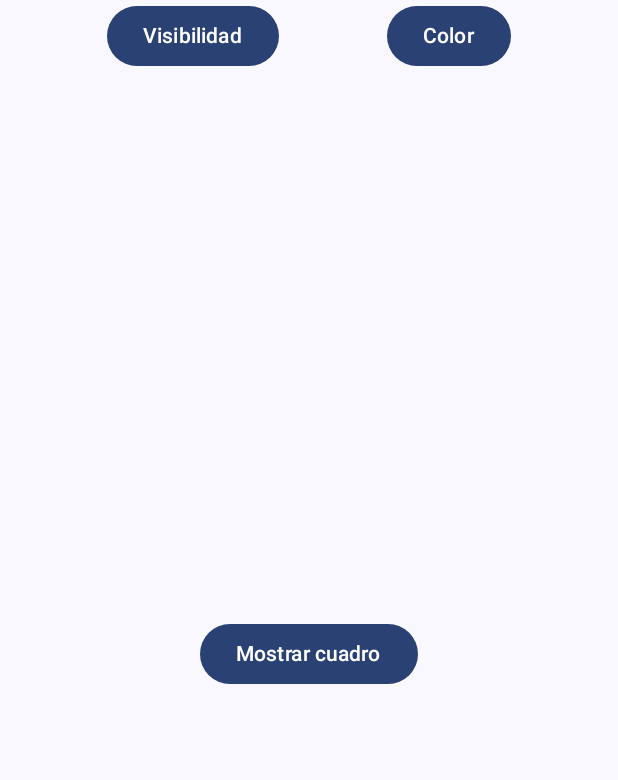
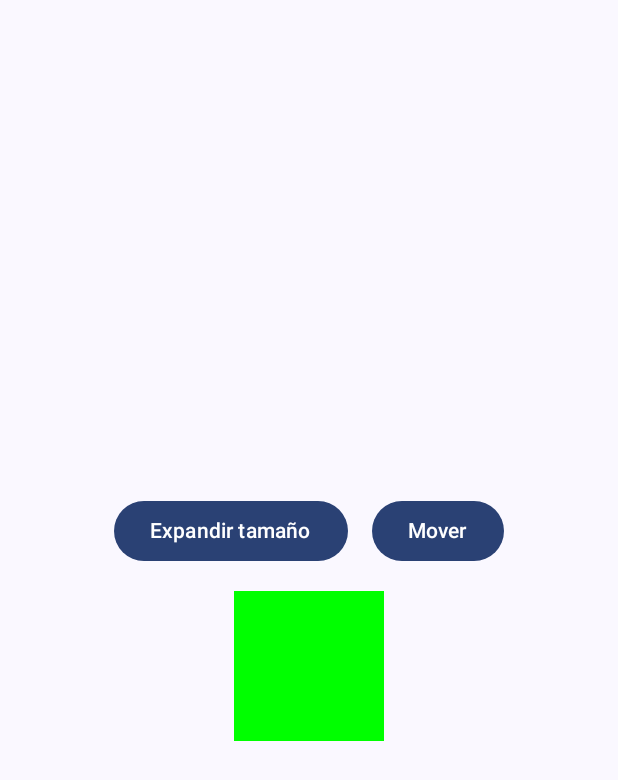
Before and after one commit to AndreBoza/lab13-, an Android app built with Jetpack Compose: the screen it shows after launch (MainActivity), on a phone screen of 412 x 824 dp. Shown: the top 780 px of the screen. Run offline under Robolectric (Android 15) with nearby library versions, the phone set to English and light mode, and no system bars.

Commit message:
Ejercicio 3: Animación de Tamaño y Posición

```diff
--- /dev/null
+++ b/app/src/main/java/com/example/lab13/AnimatedSizeAndPositionBox.kt
@@ -0,0 +1,26 @@
+package com.example.lab13
+
+import androidx.compose.animation.core.animateDpAsState
+import androidx.compose.foundation.background
+import androidx.compose.foundation.layout.Box
+import androidx.compose.foundation.layout.offset
+import androidx.compose.foundation.layout.size
+import androidx.compose.runtime.Composable
+import androidx.compose.runtime.getValue
+import androidx.compose.ui.Modifier
+import androidx.compose.ui.graphics.Color
+import androidx.compose.ui.unit.dp
+
+@Composable
+fun AnimatedSizeAndPositionBox(isExpanded: Boolean, isMoved: Boolean) {
+    val size by animateDpAsState(targetValue = if (isExpanded) 200.dp else 100.dp)
+    val offsetX by animateDpAsState(targetValue = if (isMoved) 100.dp else 0.dp)
+    val offsetY by animateDpAsState(targetValue = if (isMoved) 100.dp else 0.dp)
+
+    Box(
+        modifier = Modifier
+            .size(size)
+            .offset(x = offsetX, y = offsetY)
+            .background(Color.Green)
+    )
+}
--- a/app/src/main/java/com/example/lab13/AnimatedVisibilityScreen.kt
+++ b/app/src/main/java/com/example/lab13/AnimatedVisibilityScreen.kt
@@ -1,4 +1,4 @@
-package com.example.lab13.ui
+package com.example.lab13
 
 import androidx.compose.foundation.layout.*
 import androidx.compose.material3.Button
@@ -7,11 +7,12 @@ import androidx.compose.runtime.*
 import androidx.compose.ui.Alignment
 import androidx.compose.ui.Modifier
 import androidx.compose.ui.unit.dp
-import com.example.lab13.AnimatedBox
+import com.example.lab13.AnimatedSizeAndPositionBox
 
 @Composable
-fun AnimatedVisibilityScreen(modifier: Modifier = Modifier) {
-    var isVisible by remember { mutableStateOf(false) }
+fun AnimatedSizeAndPositionScreen(modifier: Modifier = Modifier) {
+    var isExpanded by remember { mutableStateOf(false) }
+    var isMoved by remember { mutableStateOf(false) }
 
     Column(
         modifier = modifier
@@ -20,13 +21,18 @@ fun AnimatedVisibilityScreen(modifier: Modifier = Modifier) {
         horizontalAlignment = Alignment.CenterHorizontally,
         verticalArrangement = Arrangement.Center
     ) {
-        Button(onClick = { isVisible = !isVisible }) {
-            Text(text = if (isVisible) "Ocultar cuadro" else "Mostrar cuadro")
+        Row(horizontalArrangement = Arrangement.spacedBy(16.dp)) {
+            Button(onClick = { isExpanded = !isExpanded }) {
+                Text(text = if (isExpanded) "Reducir tamaño" else "Expandir tamaño")
+            }
+            Button(onClick = { isMoved = !isMoved }) {
+                Text(text = if (isMoved) "Mover a origen" else "Mover")
+            }
         }
 
         Spacer(modifier = Modifier.height(16.dp))
 
-        // Reutilizamos el componente AnimatedBox
-        AnimatedBox(isVisible = isVisible)
+        // Nuevo componente animado
+        AnimatedSizeAndPositionBox(isExpanded = isExpanded, isMoved = isMoved)
     }
 }
--- a/app/src/main/java/com/example/lab13/AnimatedVisibilityScreenPreview.kt
+++ b/app/src/main/java/com/example/lab13/AnimatedVisibilityScreenPreview.kt
@@ -2,13 +2,12 @@ package com.example.lab13
 
 import androidx.compose.runtime.Composable
 import androidx.compose.ui.tooling.preview.Preview
-import com.example.lab13.ui.AnimatedVisibilityScreen
 import com.example.lab13.ui.theme.Lab13Theme
 
 @Preview(showBackground = true)
 @Composable
-fun AnimatedVisibilityScreenPreview() {
+fun AnimatedSizeAndPositionScreenPreview() {
     Lab13Theme {
-        AnimatedVisibilityScreen()
+        AnimatedSizeAndPositionScreen()
     }
 }
--- a/app/src/main/java/com/example/lab13/MainActivity.kt
+++ b/app/src/main/java/com/example/lab13/MainActivity.kt
@@ -3,25 +3,10 @@ package com.example.lab13
 import android.os.Bundle
 import androidx.activity.ComponentActivity
 import androidx.activity.compose.setContent
-import androidx.compose.foundation.layout.Arrangement
-import androidx.compose.foundation.layout.Column
-import androidx.compose.foundation.layout.Row
-import androidx.compose.foundation.layout.Spacer
 import androidx.compose.foundation.layout.fillMaxSize
-import androidx.compose.foundation.layout.fillMaxWidth
-import androidx.compose.foundation.layout.height
 import androidx.compose.foundation.layout.padding
-import androidx.compose.material3.Button
 import androidx.compose.material3.Scaffold
-import androidx.compose.material3.Text
-import androidx.compose.runtime.getValue
-import androidx.compose.runtime.mutableStateOf
-import androidx.compose.runtime.remember
-import androidx.compose.runtime.setValue
-import androidx.compose.ui.Alignment
 import androidx.compose.ui.Modifier
-import androidx.compose.ui.unit.dp
-import com.example.lab13.ui.AnimatedVisibilityScreen
 import com.example.lab13.ui.theme.Lab13Theme
 
 class MainActivity : ComponentActivity() {
@@ -30,34 +15,9 @@ class MainActivity : ComponentActivity() {
         setContent {
             Lab13Theme {
                 Scaffold(modifier = Modifier.fillMaxSize()) { innerPadding ->
-                    var currentScreen by remember { mutableStateOf("Visibility") }
-
-                    Column(
-                        modifier = Modifier
-                            .fillMaxSize()
-                            .padding(innerPadding),
-                        horizontalAlignment = Alignment.CenterHorizontally,
-                        verticalArrangement = Arrangement.Top
-                    ) {
-                        Row(
-                            horizontalArrangement = Arrangement.SpaceEvenly,
-                            modifier = Modifier.fillMaxWidth()
-                        ) {
-                            Button(onClick = { currentScreen = "Visibility" }) {
-                                Text("Visibilidad")
-                            }
-                            Button(onClick = { currentScreen = "Color" }) {
-                                Text("Color")
-                            }
-                        }
-
-                        Spacer(modifier = Modifier.height(16.dp))
-
-                        when (currentScreen) {
-                            "Visibility" -> AnimatedVisibilityScreen()
-                            "Color" -> AnimatedColorScreen()
-                        }
-                    }
+                    AnimatedSizeAndPositionScreen(
+                        modifier = Modifier.padding(innerPadding)
+                    )
                 }
             }
         }
```
